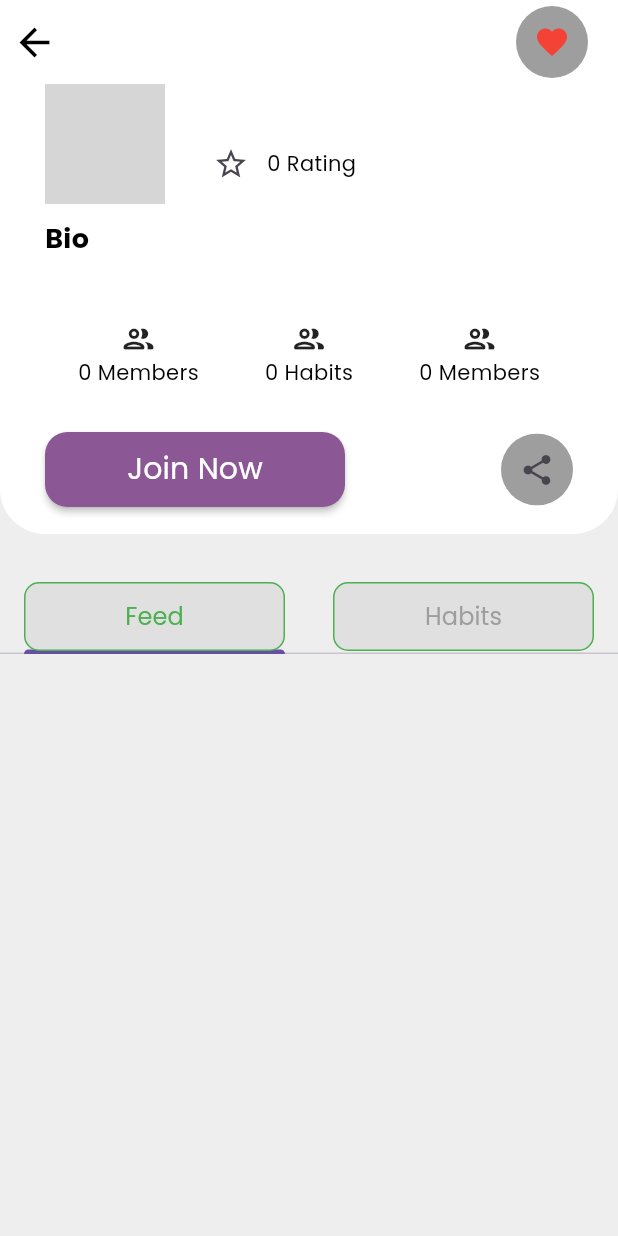
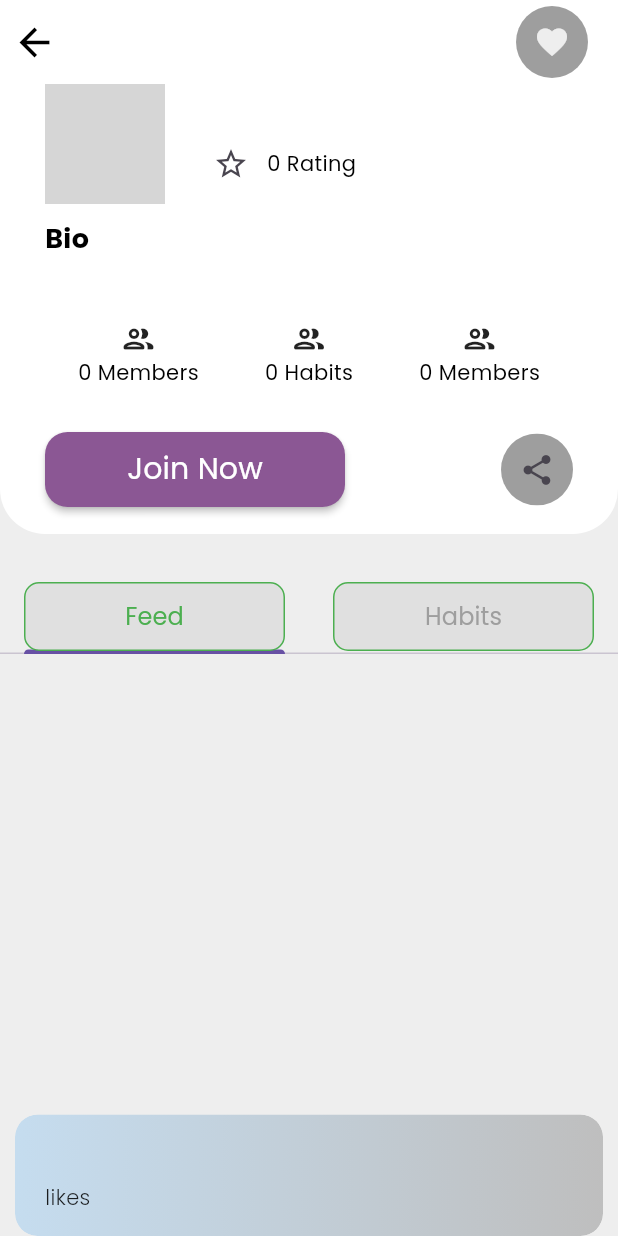
Before and after one commit to AmbaXperts/Habitomic-Hackathon, a Flutter app: the joinCommunity screen opened directly with empty values, after a tap on the "favorite" icon, on a phone screen of 412 x 824 dp. Run offline on Flutter 3.47's test engine with Material 3 defaults, Android fonts, the phone set to English and light mode, and no system bars; our stand-ins replace cloud_firestore, connectivity_plus, convex_bottom_bar, date_picker_timeline, file_picker, firebase_auth and 14 more; accounts and stored records are empty; network calls fail; grey boxes are pictures that could not be loaded.

Commit message:
some modification on like commuunity page

```diff
--- a/lib/data/repositories/repositories.authentication/YallAuth.dart
+++ b/lib/data/repositories/repositories.authentication/YallAuth.dart
@@ -127,11 +127,16 @@ class YAuth {
   }) async {
     String res = 'Error : unExpected error';
     try {
-      await _Yfirestore.collection('Ycommunity').doc(commUid).update({
-        if (commLikes.contains(likeUserId))
+      if (commLikes.contains(likeUserId)) {
+        await _Yfirestore.collection('Ycommunity').doc(commUid).update({
           'commLikes': FieldValue.arrayRemove([likeUserId]),
-        'commLikes': FieldValue.arrayUnion([likeUserId]),
-      });
+        });
+      } else {
+        await _Yfirestore.collection('Ycommunity').doc(commUid).update({
+          'commLikes': FieldValue.arrayUnion([likeUserId]),
+        });
+      }
+
       res = 'success';
     } catch (e) {
       res = e.toString();
--- a/lib/features/ANYTHING/screens/Home/widgets/AllCommunityPaages/community/communitySearch.dart
+++ b/lib/features/ANYTHING/screens/Home/widgets/AllCommunityPaages/community/communitySearch.dart
@@ -194,7 +194,8 @@ class _commSearchState extends State<commSearch> {
                                             ['commLikes'],
                                         uuid: snapshot.data!.docs[index]
                                             ['Uuid'],
-                                        comBio: 'this is some discription',
+                                        comBio: snapshot.data!.docs[index]
+                                            ['commBio'],
                                         comHabits: snapshot.data!.docs[index]
                                             ['commHabits'],
                                         comMembers: snapshot.data!.docs[index]
--- a/lib/features/ANYTHING/screens/Home/widgets/afterProfile/joinCommunity.dart
+++ b/lib/features/ANYTHING/screens/Home/widgets/afterProfile/joinCommunity.dart
@@ -1,9 +1,11 @@
 import 'package:cloud_firestore/cloud_firestore.dart';
 import 'package:firebase_auth/firebase_auth.dart';
 import 'package:flutter/material.dart';
+import 'package:flutter/widgets.dart';
 import 'package:get/get.dart';
 import 'package:habitomic_app/data/repositories/repositories.authentication/YallAuth.dart';
 import 'package:habitomic_app/data/repositories/repositories.authentication/widgets/smallCircleIcon.dart';
+import 'package:habitomic_app/features/ANYTHING/screens/Home/widgets/AllCommunityPaages/community/communitySearch.dart';
 import 'package:habitomic_app/features/ANYTHING/screens/Home/widgets/afterProfile/checkhabit/checkHabits.dart';
 import 'package:habitomic_app/features/personalization/controllers/user_controller.dart';
 
@@ -32,16 +34,17 @@ class joinCommunity extends StatefulWidget {
   State<joinCommunity> createState() => _joinCommunityState();
 }
 
-bool isfollowing = false;
-
 class _joinCommunityState extends State<joinCommunity>
     with TickerProviderStateMixin {
   @override
   Widget build(BuildContext context) {
+    bool isproccess = false;
+
     TabController controller = TabController(
       length: 2,
       vsync: this,
     );
+    bool islike = widget.like.contains(FirebaseAuth.instance.currentUser!.uid);
     return DefaultTabController(
       length: 2,
       child: Scaffold(
@@ -61,7 +64,9 @@ class _joinCommunityState extends State<joinCommunity>
             ),
           ),
           actions: [
-            Padding(
+            StatefulBuilder(
+              builder: (context, setState) {
+                return Padding(
                   padding: const EdgeInsets.only(right: 20),
                   child: ClipOval(
                     child: Material(
@@ -73,14 +78,40 @@ class _joinCommunityState extends State<joinCommunity>
                             commLikes: widget.like,
                             likeUserId: FirebaseAuth.instance.currentUser!.uid,
                           );
+                          if (res == 'success') {
+                            Get.snackbar(
+                              snackPosition: SnackPosition.BOTTOM,
+                              '',
+                              ' likes',
+                              borderRadius: 15,
+                              backgroundGradient: const LinearGradient(
+                                colors: [
+                                  Colors.blue,
+                                  Colors.black,
+                                ],
+                              ),
+                            );
+                          }
+                          setState(
+                            () {
+                              islike = widget.like.contains(
+                                  FirebaseAuth.instance.currentUser!.uid);
+                            },
+                          );
                         },
                         icon: Icon(
                           Icons.favorite,
-                      color: Colors.red,
+                          color: widget.like.contains(
+                                      FirebaseAuth.instance.currentUser!.uid) ||
+                                  islike
+                              ? Colors.red
+                              : Colors.grey[200],
                         ),
                       ),
                     ),
                   ),
+                );
+              },
             )
           ],
         ),
@@ -108,7 +139,9 @@ class _joinCommunityState extends State<joinCommunity>
                       ),
                       child: Padding(
                         padding: const EdgeInsets.symmetric(horizontal: 30),
-                        child: Column(
+                        child: StatefulBuilder(
+                          builder: (context, setState) {
+                            return Column(
                               crossAxisAlignment: CrossAxisAlignment.start,
                               children: [
                                 Row(
@@ -169,7 +202,8 @@ class _joinCommunityState extends State<joinCommunity>
                                   height: 20,
                                 ),
                                 Row(
-                              mainAxisAlignment: MainAxisAlignment.spaceAround,
+                                  mainAxisAlignment:
+                                      MainAxisAlignment.spaceAround,
                                   children: [
                                     Column(
                                       children: [
@@ -218,22 +252,57 @@ class _joinCommunityState extends State<joinCommunity>
                                               borderRadius:
                                                   BorderRadius.circular(15),
                                             ),
-                                        color:
-                                            Color.fromARGB(255, 139, 87, 148),
+                                            color: Color.fromARGB(
+                                                255, 139, 87, 148),
                                             height: 50,
                                             minWidth: 200,
                                             onPressed: () async {
+                                              setState(() {
+                                                isproccess = true;
+                                              });
+
                                               await YAuth().joinUserToCommunity(
                                                 members: widget.comMembers,
                                                 uuid: widget.uuid,
                                               );
+
+                                              setState(() {
+                                                isproccess = false;
+                                              });
+                                              Get.snackbar(
+                                                snackPosition:
+                                                    SnackPosition.BOTTOM,
+                                                '',
+                                                'Congratulation! you successfully joined ${widget.comname} community. you can check the habits by clicking the check habit in the community .',
+                                                borderRadius: 15,
+                                                backgroundGradient:
+                                                    const LinearGradient(
+                                                  colors: [
+                                                    Colors.blue,
+                                                    Colors.black,
+                                                  ],
+                                                ),
+                                              );
+                                              Navigator.of(context)
+                                                  .push(MaterialPageRoute(
+                                                builder: (context) =>
+                                                    commSearch(),
+                                              ));
                                             },
-                                        child: Center(
+                                            child: !isproccess
+                                                ? Center(
                                                     child: Text(
                                                       'Join Now',
                                                       style: TextStyle(
                                                           fontSize: 20,
                                                           color: Colors.white),
+                                                    ),
+                                                  )
+                                                : SizedBox(
+                                                    width: 30,
+                                                    child: Center(
+                                                      child:
+                                                          CircularProgressIndicator(),
                                                     ),
                                                   ),
                                           ),
@@ -283,12 +352,14 @@ class _joinCommunityState extends State<joinCommunity>
                                               print(stamp);
                                               Navigator.of(context).push(
                                                 MaterialPageRoute(
-                                              builder: (context) => CheckHabits(
+                                                  builder: (context) =>
+                                                      CheckHabits(
                                                     commUid: widget.uuid,
                                                     stamp: stamp,
                                                     habits: widget.comHabits,
                                                     commName: widget.comname,
-                                                commPhotoUrl: widget.comPicture,
+                                                    commPhotoUrl:
+                                                        widget.comPicture,
                                                   ),
                                                 ),
                                               );
@@ -322,6 +393,8 @@ class _joinCommunityState extends State<joinCommunity>
                                         ],
                                       ),
                               ],
+                            );
+                          },
                         ),
                       ),
                     ),
--- a/lib/features/ANYTHING/screens/Home/widgets/profilePage/contacts.dart
+++ b/lib/features/ANYTHING/screens/Home/widgets/profilePage/contacts.dart
@@ -1,6 +1,3 @@
-import 'dart:async';
-import 'dart:ffi';
-
 import 'package:cloud_firestore/cloud_firestore.dart';
 import 'package:firebase_auth/firebase_auth.dart';
 import 'package:flutter/material.dart';
```
Lines whose indentation alone changed are shown as unchanged.
